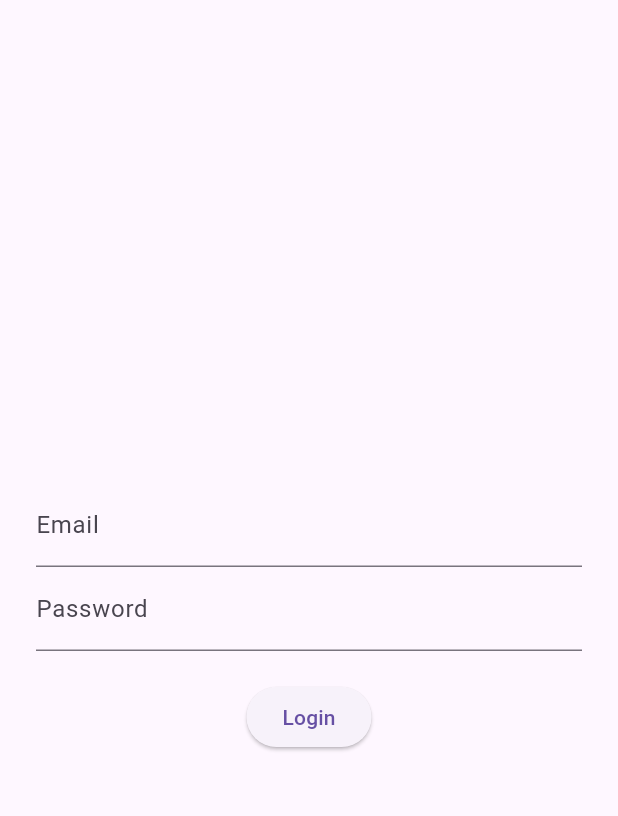
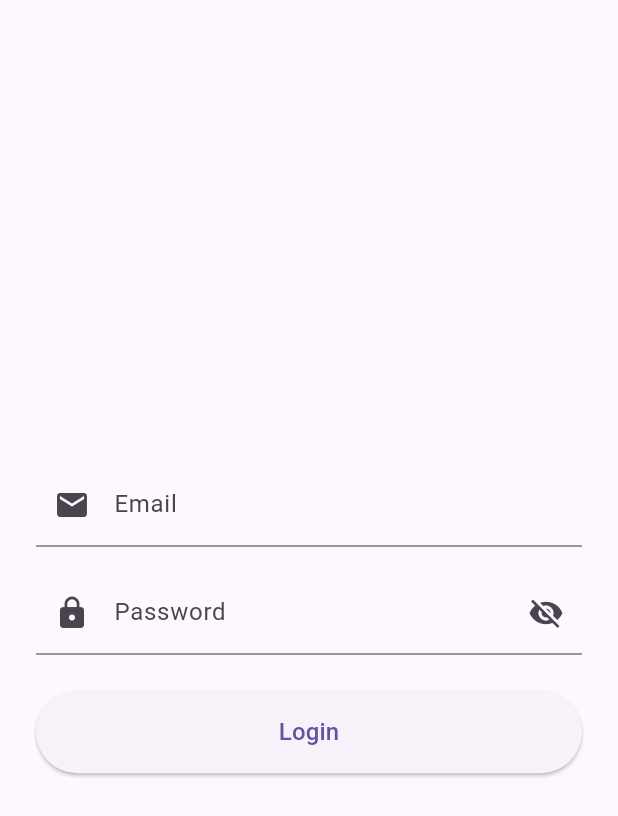
Before and after one commit to Egenue/EduWis, a Flutter app: the screen it shows after launch, after a tap on "Login", on a phone screen of 412 x 824 dp. Shown: the top 816 px of the screen. Run offline on Flutter 3.47's test engine with Material 3 defaults, Android fonts, the phone set to English and light mode, and no system bars; our stand-ins replace cloud_firestore, firebase_auth, firebase_core; accounts and stored records are empty.

Commit message:
feat: Update Firebase options and enhance login screen with validation and loading states

```diff
--- a/lib/screens/login_screen.dart
+++ b/lib/screens/login_screen.dart
@@ -1,10 +1,10 @@
-
 import 'package:flutter/material.dart';
 import 'package:firebase_auth/firebase_auth.dart';
-import '../screens/student_dashboard.dart';
-
+import 'package:firebase_core/firebase_core.dart';
+import 'student_dashboard.dart';
 class LoginScreen extends StatefulWidget {
   const LoginScreen({super.key});
+
   @override
   State<LoginScreen> createState() => _LoginScreenState();
 }
@@ -12,35 +12,158 @@ class LoginScreen extends StatefulWidget {
 class _LoginScreenState extends State<LoginScreen> {
   final emailController = TextEditingController();
   final passwordController = TextEditingController();
-  final auth = FirebaseAuth.instance;
+  final _formKey = GlobalKey<FormState>();
+  bool isLoading = false;
+  bool obscurePassword = true;
+  late final FirebaseAuth auth;
+
+  @override
+  void initState() {
+    super.initState();
+    auth = FirebaseAuth.instance;
+  }
+
+  @override
+  void dispose() {
+    emailController.dispose();
+    passwordController.dispose();
+    super.dispose();
+  }
+
+  String? _validateEmail(String? value) {
+    if (value == null || value.isEmpty) {
+      return 'Email is required';
+    }
+    if (!value.contains('@')) {
+      return 'Please enter a valid email';
+    }
+    return null;
+  }
+
+  String? _validatePassword(String? value) {
+    if (value == null || value.isEmpty) {
+      return 'Password is required';
+    }
+    if (value.length < 6) {
+      return 'Password must be at least 6 characters';
+    }
+    return null;
+  }
 
   Future<void> login() async {
+    if (!_formKey.currentState!.validate()) return;
+
+    setState(() => isLoading = true);
+
     try {
       await auth.signInWithEmailAndPassword(
         email: emailController.text.trim(),
         password: passwordController.text.trim(),
       );
-      Navigator.pushReplacement(context, MaterialPageRoute(builder: (_) => const StudentDashboard()));
-    } catch (e) {
-      ScaffoldMessenger.of(context).showSnackBar(SnackBar(content: Text("Login failed: $e")));
+      if (!mounted) return;
+      Navigator.pushReplacement(
+        context,
+        MaterialPageRoute(builder: (_) => const StudentDashboard()),
+      );
+    } on FirebaseAuthException catch (e) {
+      String message = 'An error occurred';
+      if (e.code == 'user-not-found') {
+        message = 'No user found with this email';
+      } else if (e.code == 'wrong-password') {
+        message = 'Wrong password provided';
+      }
+      if (!mounted) return;
+      ScaffoldMessenger.of(context).showSnackBar(
+        SnackBar(content: Text(message)),
+      );
+    } finally {
+      if (mounted) setState(() => isLoading = false);
     }
   }
 
   @override
   Widget build(BuildContext context) {
-    return Scaffold(
-      body: Padding(
+    return FutureBuilder(
+      future: Firebase.initializeApp(),
+      builder: (context, snapshot) {
+        if (snapshot.hasError) {
+          return const Center(child: Text('Failed to initialize Firebase'));
+        }
+
+        if (snapshot.connectionState == ConnectionState.done) {
+          return GestureDetector(
+            onTap: () => FocusScope.of(context).unfocus(),
+            child: Scaffold(
+              body: SafeArea(
+                child: Padding(
                   padding: const EdgeInsets.all(24.0),
+                  child: Form(
+                    key: _formKey,
                     child: Column(
                       mainAxisAlignment: MainAxisAlignment.center,
                       children: [
-            TextField(controller: emailController, decoration: const InputDecoration(labelText: 'Email')),
-            TextField(controller: passwordController, decoration: const InputDecoration(labelText: 'Password'), obscureText: true),
-            const SizedBox(height: 20),
-            ElevatedButton(onPressed: login, child: const Text("Login"))
+                        TextFormField(
+                          key: const Key('emailField'),
+                          controller: emailController,
+                          decoration: const InputDecoration(
+                            labelText: 'Email',
+                            prefixIcon: Icon(Icons.email),
+                          ),
+                          validator: _validateEmail,
+                          keyboardType: TextInputType.emailAddress,
+                          enabled: !isLoading,
+                        ),
+                        const SizedBox(height: 16),
+                        TextFormField(
+                          key: const Key('passwordField'),
+                          controller: passwordController,
+                          decoration: InputDecoration(
+                            labelText: 'Password',
+                            prefixIcon: const Icon(Icons.lock),
+                            suffixIcon: IconButton(
+                              icon: Icon(obscurePassword
+                                ? Icons.visibility_off
+                                : Icons.visibility),
+                              onPressed: () => setState(() =>
+                                obscurePassword = !obscurePassword),
+                            ),
+                          ),
+                          validator: _validatePassword,
+                          obscureText: obscurePassword,
+                          enabled: !isLoading,
+                        ),
+                        const SizedBox(height: 24),
+                        SizedBox(
+                          width: double.infinity,
+                          child: ElevatedButton(
+                            onPressed: isLoading ? null : login,
+                            child: Padding(
+                              padding: const EdgeInsets.symmetric(vertical: 16),
+                              child: isLoading
+                                ? const SizedBox(
+                                    height: 20,
+                                    width: 20,
+                                    child: CircularProgressIndicator(
+                                      strokeWidth: 2,
+                                    ),
+                                  )
+                                : const Text(
+                                    "Login",
+                                    style: TextStyle(fontSize: 16),
+                                  ),
+                            ),
+                          ),
+                        ),
                       ],
+                    ),
+                  ),
+                ),
               ),
             ),
           );
         }
+        return const Center(child: CircularProgressIndicator());
+      },
+    );
   }
+}
```
Also changed, not shown: lib/utils/firebase_options.dart, 1 other file. Lines whose indentation alone changed are shown as unchanged.
